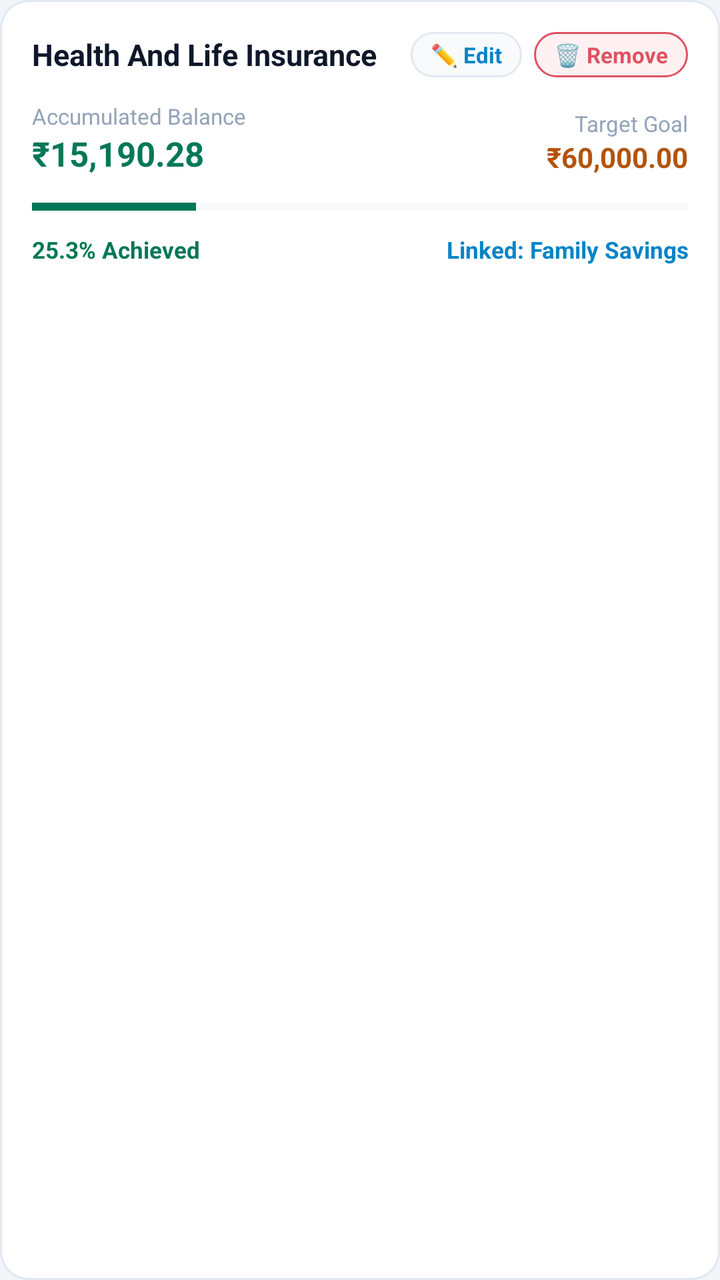
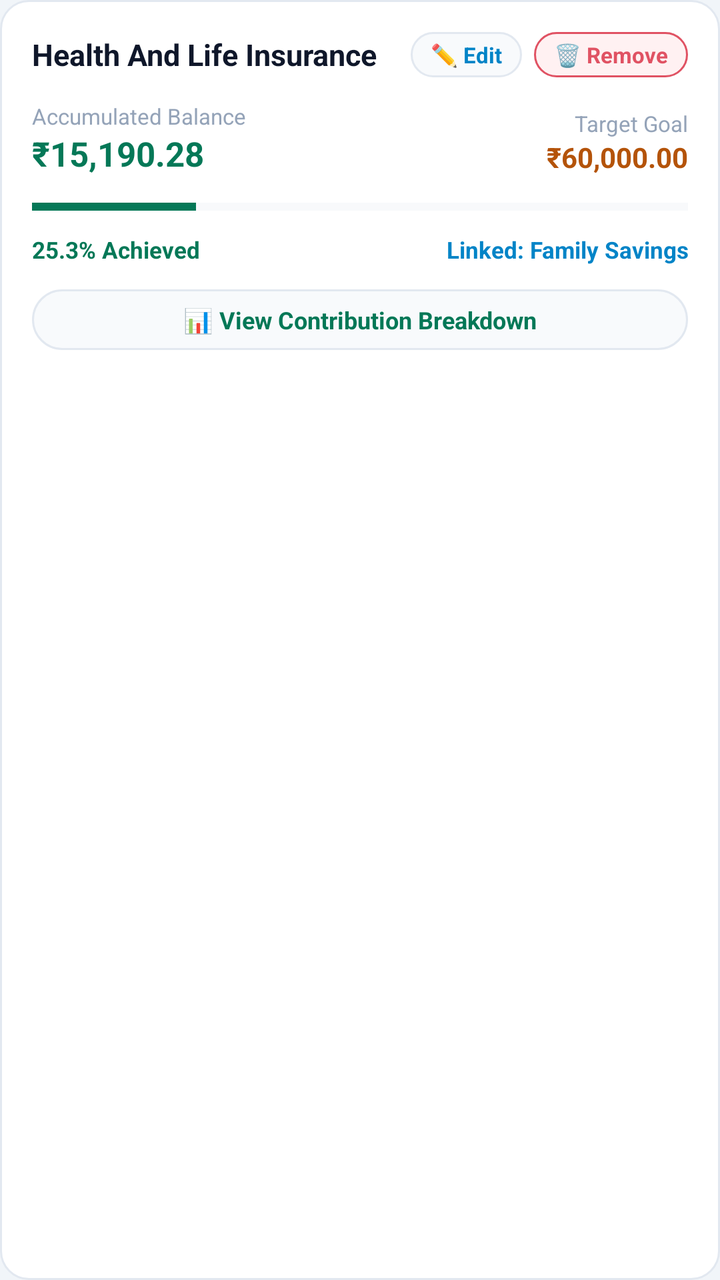

An Android layout rendered at two revisions. The XML below is the earlier revision; the diff shows what the commit changed to produce the second picture.
<!-- AndroidManifest.xml: application theme AppTheme -->
<!-- res/layout/item_goal.xml -->
<?xml version="1.0" encoding="utf-8"?>
<LinearLayout
    xmlns:android="http://schemas.android.com/apk/res/android"
    android:layout_width="match_parent"
    android:layout_height="wrap_content"
    android:orientation="vertical"
    android:background="@drawable/bg_card"
    android:padding="16dp"
    android:layout_marginBottom="12dp">

    
    <LinearLayout
        android:layout_width="match_parent"
        android:layout_height="wrap_content"
        android:orientation="horizontal"
        android:gravity="center_vertical">

        <TextView
            android:id="@+id/tvGoalName"
            android:layout_width="0dp"
            android:layout_height="wrap_content"
            android:layout_weight="1"
            android:text="Health And Life Insurance"
            android:textColor="@color/text_primary"
            android:textSize="15sp"
            android:textStyle="bold" />

        <TextView
            android:id="@+id/btnEditGoal"
            android:layout_width="wrap_content"
            android:layout_height="wrap_content"
            android:layout_marginEnd="6dp"
            android:background="@drawable/bg_pill_dark"
            android:text="✏️ Edit"
            android:textColor="@color/blue_sky"
            android:textSize="11sp"
            android:textStyle="bold"
            android:paddingStart="10dp"
            android:paddingEnd="10dp"
            android:paddingTop="4dp"
            android:paddingBottom="4dp"
            android:clickable="true"
            android:focusable="true" />

        <TextView
            android:id="@+id/btnRemoveGoal"
            android:layout_width="wrap_content"
            android:layout_height="wrap_content"
            android:background="@drawable/bg_badge_warning"
            android:text="🗑️ Remove"
            android:textColor="@color/red_rose"
            android:textSize="11sp"
            android:textStyle="bold"
            android:paddingStart="10dp"
            android:paddingEnd="10dp"
            android:paddingTop="4dp"
            android:paddingBottom="4dp"
            android:clickable="true"
            android:focusable="true" />
    </LinearLayout>

    
    <LinearLayout
        android:layout_width="match_parent"
        android:layout_height="wrap_content"
        android:layout_marginTop="12dp"
        android:orientation="horizontal"
        android:gravity="bottom">

        <LinearLayout
            android:layout_width="0dp"
            android:layout_height="wrap_content"
            android:layout_weight="1"
            android:orientation="vertical">

            <TextView
                android:layout_width="wrap_content"
                android:layout_height="wrap_content"
                android:text="Accumulated Balance"
                android:textColor="@color/text_muted"
                android:textSize="11sp" />

            <TextView
                android:id="@+id/tvGoalCurrentAmount"
                android:layout_width="wrap_content"
                android:layout_height="wrap_content"
                android:text="₹15,190.28"
                android:textColor="@color/green_mint"
                android:textSize="17sp"
                android:textStyle="bold" />
        </LinearLayout>

        <LinearLayout
            android:layout_width="wrap_content"
            android:layout_height="wrap_content"
            android:orientation="vertical"
            android:gravity="end">

            <TextView
                android:layout_width="wrap_content"
                android:layout_height="wrap_content"
                android:text="Target Goal"
                android:textColor="@color/text_muted"
                android:textSize="11sp" />

            <TextView
                android:id="@+id/tvGoalTargetAmount"
                android:layout_width="wrap_content"
                android:layout_height="wrap_content"
                android:text="₹60,000.00"
                android:textColor="@color/amber_gold"
                android:textSize="14sp"
                android:textStyle="bold" />
        </LinearLayout>
    </LinearLayout>

    
    <ProgressBar
        android:id="@+id/pbGoalProgress"
        style="?android:attr/progressBarStyleHorizontal"
        android:layout_width="match_parent"
        android:layout_height="7dp"
        android:layout_marginTop="12dp"
        android:max="100"
        android:progress="25"
        android:progressTint="@color/green_mint"
        android:progressBackgroundTint="@color/border_dark" />

    
    <LinearLayout
        android:layout_width="match_parent"
        android:layout_height="wrap_content"
        android:layout_marginTop="10dp"
        android:orientation="horizontal"
        android:gravity="center_vertical">

        <TextView
            android:id="@+id/tvGoalAchievedPercent"
            android:layout_width="wrap_content"
            android:layout_height="wrap_content"
            android:text="25.3% Achieved"
            android:textColor="@color/green_mint"
            android:textSize="11.5sp"
            android:textStyle="bold" />

        <TextView
            android:id="@+id/tvGoalSavingAllocation"
            android:layout_width="0dp"
            android:layout_height="wrap_content"
            android:layout_weight="1"
            android:gravity="end"
            android:text="Linked: Family Savings"
            android:textColor="@color/blue_sky"
            android:textSize="11.5sp"
            android:textStyle="bold"
            android:ellipsize="end"
            android:maxLines="1" />
    </LinearLayout>

</LinearLayout>
<!-- resources referenced by this layout -->
<resources>
  <color name="amber_gold">#B45309</color>
  <color name="blue_sky">#0284C7</color>
  <color name="border_dark">#E2E8F0</color>
  <color name="green_mint">#047857</color>
  <color name="red_rose">#E05263</color>
  <color name="text_muted">#94A3B8</color>
  <color name="text_primary">#0F172A</color>
  <!-- drawable bg_badge_warning (drawable) -->
  <?xml version="1.0" encoding="utf-8"?>
  <shape xmlns:android="http://schemas.android.com/apk/res/android"
      android:shape="rectangle">
      <solid android:color="@color/red_bg" />
      <stroke android:width="1dp" android:color="@color/red_rose" />
      <corners android:radius="12dp" />
  </shape>
  <!-- drawable bg_card (drawable) -->
  <?xml version="1.0" encoding="utf-8"?>
  <shape xmlns:android="http://schemas.android.com/apk/res/android"
      android:shape="rectangle">
      <solid android:color="@color/bg_card" />
      <corners android:radius="14dp" />
      <stroke
          android:width="1dp"
          android:color="@color/border_dark" />
  </shape>
  <!-- drawable bg_pill_dark (drawable) -->
  <?xml version="1.0" encoding="utf-8"?>
  <shape xmlns:android="http://schemas.android.com/apk/res/android"
      android:shape="rectangle">
      <solid android:color="@color/bg_card_secondary" />
      <corners android:radius="20dp" />
      <stroke
          android:width="1dp"
          android:color="@color/border_dark" />
  </shape>
  <style name="AppTheme" parent="Theme.MaterialComponents.DayNight.NoActionBar">
          <item name="colorPrimary">@color/colorPrimary</item>
          <item name="colorPrimaryDark">@color/colorPrimaryDark</item>
          <item name="colorAccent">@color/colorAccent</item>
          <item name="android:windowBackground">@color/bg_dark</item>
          <item name="android:statusBarColor">@color/bg_dark</item>
          <item name="android:navigationBarColor">@color/nav_bottom_bg</item>
          <item name="android:textColorPrimary">@color/text_primary</item>
          <item name="android:textColorSecondary">@color/text_secondary</item>
          <item name="android:windowLightStatusBar">true</item>
          <item name="bottomSheetDialogTheme">@style/FinMngrBottomSheetDialogTheme</item>
      </style>
  <color name="red_bg">#FFF1F2</color>
  <color name="bg_card">#FFFFFF</color>
  <color name="bg_card_secondary">#F8FAFC</color>
  <color name="colorPrimary">#0D9488</color>
  <color name="colorPrimaryDark">#E2E8F0</color>
  <color name="colorAccent">#0D9488</color>
  <color name="bg_dark">#F1F5F9</color>
  <color name="nav_bottom_bg">#FFFFFF</color>
  <color name="text_secondary">#475569</color>
  <style name="FinMngrBottomSheetDialogTheme" parent="ThemeOverlay.MaterialComponents.BottomSheetDialog">
          <item name="bottomSheetStyle">@style/FinMngrBottomSheetModal</item>
          <item name="android:windowBackground">@android:color/transparent</item>
          <item name="android:colorBackground">@android:color/transparent</item>
          <item name="android:windowIsFloating">false</item>
      </style>
  <style name="FinMngrBottomSheetModal" parent="Widget.MaterialComponents.BottomSheet.Modal">
          <item name="android:background">@android:color/transparent</item>
          <item name="android:backgroundTint">@android:color/transparent</item>
          <item name="backgroundTint">@android:color/transparent</item>
          <item name="shapeAppearance">@null</item>
          <item name="shapeAppearanceOverlay">@null</item>
      </style>
</resources>

<!-- the commit's change to res/layout/item_goal.xml (unified diff, before → after) -->
@@ -157,4 +157,21 @@
             android:maxLines="1" />
     </LinearLayout>
 
+    
+    <TextView
+        android:id="@+id/btnViewContribution"
+        android:layout_width="match_parent"
+        android:layout_height="wrap_content"
+        android:layout_marginTop="12dp"
+        android:background="@drawable/bg_pill_dark"
+        android:gravity="center"
+        android:text="📊 View Contribution Breakdown"
+        android:textColor="@color/green_mint"
+        android:textSize="12sp"
+        android:textStyle="bold"
+        android:paddingTop="7dp"
+        android:paddingBottom="7dp"
+        android:clickable="true"
+        android:focusable="true" />
+
 </LinearLayout>
